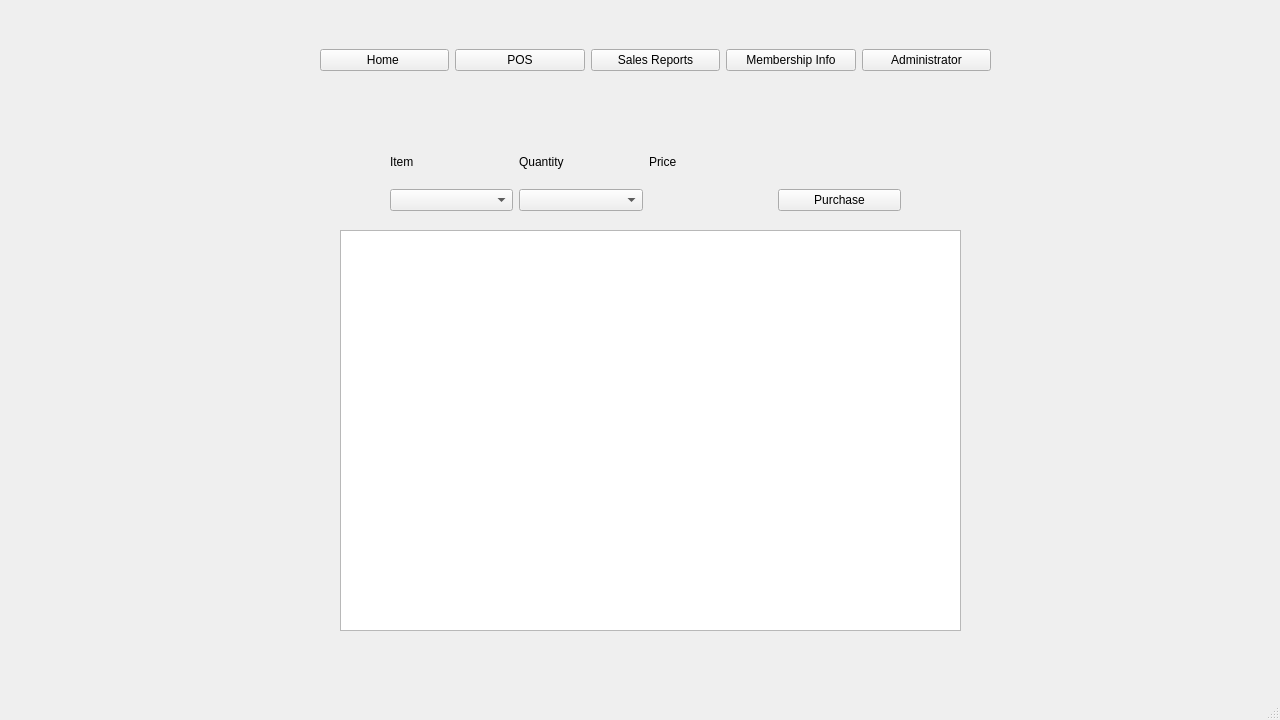
Old version of the form mainwindow.ui in the repository Big-Dogs/Bulk-Club-Project.
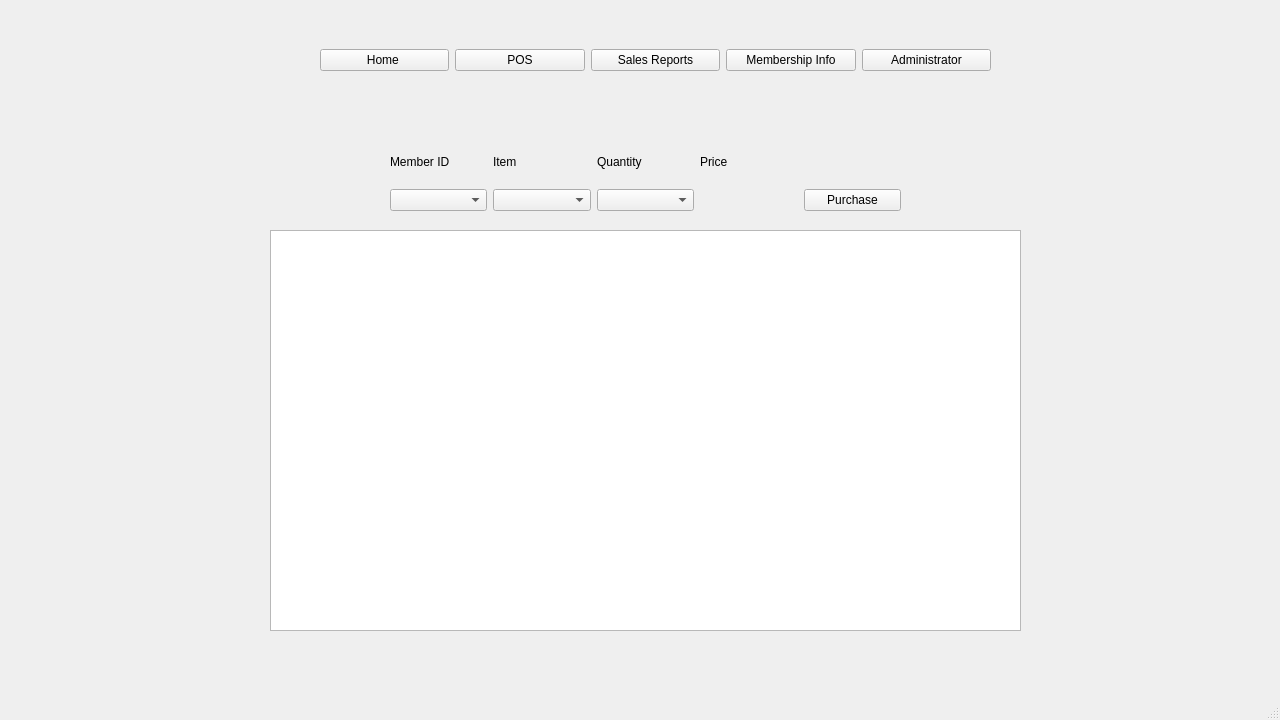
New version of the form.

The edit to the form file:
```diff
--- a/mainwindow.ui
+++ b/mainwindow.ui
@@ -188,55 +188,65 @@
        </rect>
       </property>
       <layout class="QGridLayout" name="gridLayout_pos">
-       <item row="0" column="1">
+       <item row="0" column="2">
         <widget class="QLabel" name="label_pos_qty">
          <property name="text">
           <string>Quantity</string>
          </property>
         </widget>
        </item>
-       <item row="0" column="0">
+       <item row="1" column="1">
+        <widget class="QComboBox" name="comboBox_pos_itemlist"/>
+       </item>
+       <item row="0" column="1">
         <widget class="QLabel" name="label_pos_itemlist">
          <property name="text">
           <string>Item</string>
          </property>
         </widget>
        </item>
-       <item row="1" column="0">
-        <widget class="QComboBox" name="comboBox_pos_itemlist"/>
-       </item>
-       <item row="1" column="1">
+       <item row="1" column="2">
         <widget class="QComboBox" name="comboBox_pos_qty"/>
        </item>
-       <item row="1" column="3">
+       <item row="1" column="4">
         <widget class="QPushButton" name="pushButton_pos_purchase">
          <property name="text">
           <string>Purchase</string>
          </property>
         </widget>
        </item>
-       <item row="1" column="2">
+       <item row="1" column="3">
         <widget class="QLabel" name="label_pos_price">
          <property name="text">
           <string/>
          </property>
         </widget>
        </item>
-       <item row="0" column="2">
+       <item row="0" column="3">
         <widget class="QLabel" name="label_pos_pricelabel">
          <property name="text">
           <string>Price</string>
          </property>
         </widget>
        </item>
+       <item row="1" column="0">
+        <widget class="QComboBox" name="comboBox_pos_memberlist"/>
+       </item>
+       <item row="0" column="0">
+        <widget class="QLabel" name="label_pos_ID">
+         <property name="text">
+          <string>Member ID</string>
+         </property>
+        </widget>
+       </item>
       </layout>
      </widget>
      <widget class="QTableWidget" name="tableWidget_pos_receipts">
       <property name="geometry">
        <rect>
-        <x>340</x>
+        <x>270</x>
         <y>110</y>
-        <width>621</width>
+        <width>751</width>
         <height>401</height>
        </rect>
       </property>
```
